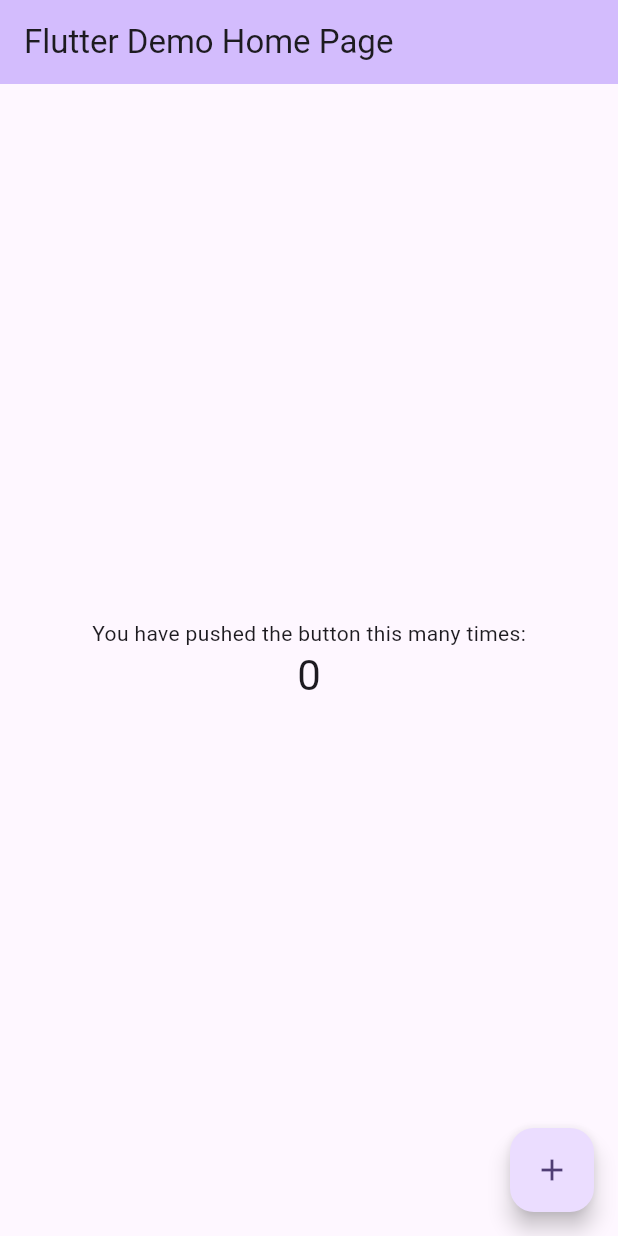
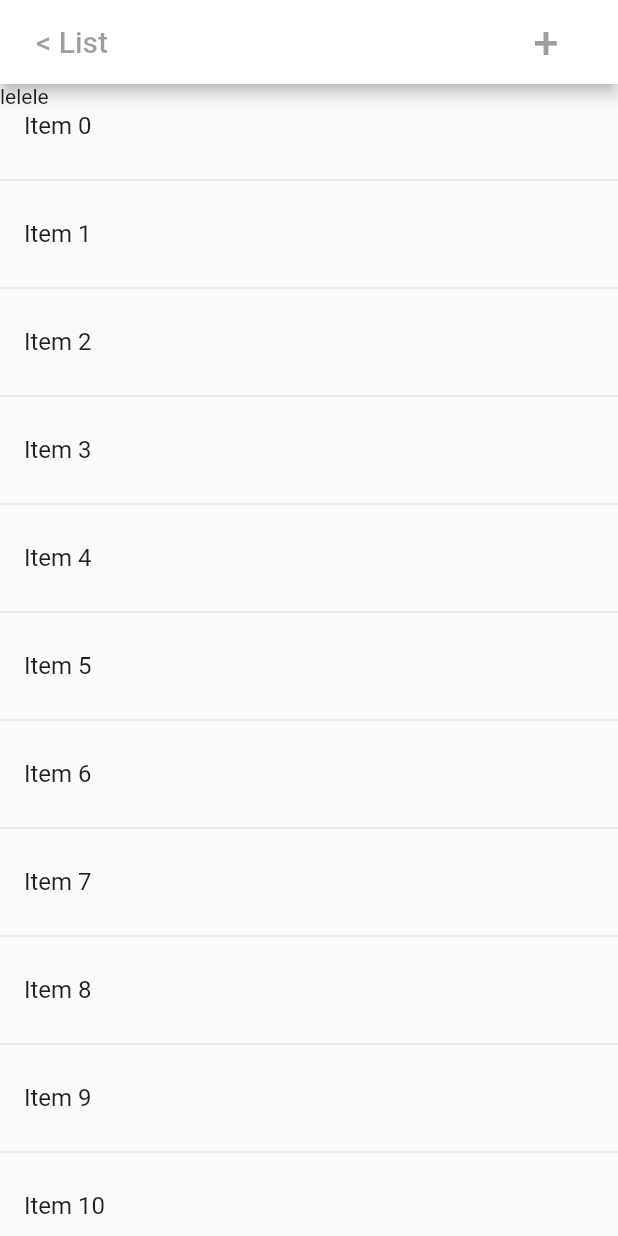
Before and after one commit to Yqzi/Contacts, a Flutter app: the screen it shows after launch, on a phone screen of 412 x 824 dp. Run offline on Flutter 3.47's test engine with Material 2 defaults, Android fonts, the phone set to English and light mode, and no system bars.

Commit message:
Use stack for new screen

```diff
--- a/lib/main.dart
+++ b/lib/main.dart
@@ -1,125 +1,64 @@
 import 'package:flutter/material.dart';
 
 void main() {
-  runApp(const MyApp());
+  runApp(const Contacts());
 }
 
-class MyApp extends StatelessWidget {
-  const MyApp({super.key});
+class Contacts extends StatefulWidget {
+  const Contacts({super.key});
 
-  // This widget is the root of your application.
+  @override
+  State<Contacts> createState() => _ContactsState();
+}
+
+class _ContactsState extends State<Contacts> {
   @override
   Widget build(BuildContext context) {
     return MaterialApp(
-      title: 'Flutter Demo',
-      theme: ThemeData(
-        // This is the theme of your application.
-        //
-        // TRY THIS: Try running your application with "flutter run". You'll see
-        // the application has a blue toolbar. Then, without quitting the app,
-        // try changing the seedColor in the colorScheme below to Colors.green
-        // and then invoke "hot reload" (save your changes or press the "hot
-        // reload" button in a Flutter-supported IDE, or press "r" if you used
-        // the command line to start the app).
-        //
-        // Notice that the counter didn't reset back to zero; the application
-        // state is not lost during the reload. To reset the state, use hot
-        // restart instead.
-        //
-        // This works for code too, not just values: Most code changes can be
-        // tested with just a hot reload.
-        colorScheme: ColorScheme.fromSeed(seedColor: Colors.deepPurple),
-        useMaterial3: true,
+      home: Scaffold(
+        appBar: AppBar(
+          backgroundColor: Colors.white,
+          title: Row(
+            mainAxisAlignment: MainAxisAlignment.spaceBetween,
+            children: <Widget>[
+              TextButton(
+                onPressed: null,
+                child: const Text(
+                  '< List',
+                  style: TextStyle(fontSize: 20),
                 ),
-      home: const MyHomePage(title: 'Flutter Demo Home Page'),
-    );
-  }
-}
-
-class MyHomePage extends StatefulWidget {
-  const MyHomePage({super.key, required this.title});
-
-  // This widget is the home page of your application. It is stateful, meaning
-  // that it has a State object (defined below) that contains fields that affect
-  // how it looks.
-
-  // This class is the configuration for the state. It holds the values (in this
-  // case the title) provided by the parent (in this case the App widget) and
-  // used by the build method of the State. Fields in a Widget subclass are
-  // always marked "final".
-
-  final String title;
-
-  @override
-  State<MyHomePage> createState() => _MyHomePageState();
-}
-
-class _MyHomePageState extends State<MyHomePage> {
-  int _counter = 0;
-
-  void _incrementCounter() {
-    setState(() {
-      // This call to setState tells the Flutter framework that something has
-      // changed in this State, which causes it to rerun the build method below
-      // so that the display can reflect the updated values. If we changed
-      // _counter without calling setState(), then the build method would not be
-      // called again, and so nothing would appear to happen.
-      _counter++;
-    });
-  }
-
-  @override
-  Widget build(BuildContext context) {
-    // This method is rerun every time setState is called, for instance as done
-    // by the _incrementCounter method above.
-    //
-    // The Flutter framework has been optimized to make rerunning build methods
-    // fast, so that you can just rebuild anything that needs updating rather
-    // than having to individually change instances of widgets.
-    return Scaffold(
-      appBar: AppBar(
-        // TRY THIS: Try changing the color here to a specific color (to
-        // Colors.amber, perhaps?) and trigger a hot reload to see the AppBar
-        // change color while the other colors stay the same.
-        backgroundColor: Theme.of(context).colorScheme.inversePrimary,
-        // Here we take the value from the MyHomePage object that was created by
-        // the App.build method, and use it to set our appbar title.
-        title: Text(widget.title),
               ),
-      body: Center(
-        // Center is a layout widget. It takes a single child and positions it
-        // in the middle of the parent.
-        child: Column(
-          // Column is also a layout widget. It takes a list of children and
-          // arranges them vertically. By default, it sizes itself to fit its
-          // children horizontally, and tries to be as tall as its parent.
-          //
-          // Column has various properties to control how it sizes itself and
-          // how it positions its children. Here we use mainAxisAlignment to
-          // center the children vertically; the main axis here is the vertical
-          // axis because Columns are vertical (the cross axis would be
-          // horizontal).
-          //
-          // TRY THIS: Invoke "debug painting" (choose the "Toggle Debug Paint"
-          // action in the IDE, or press "p" in the console), to see the
-          // wireframe for each widget.
-          mainAxisAlignment: MainAxisAlignment.center,
-          children: <Widget>[
-            const Text(
-              'You have pushed the button this many times:',
+              TextButton(
+                onPressed: null,
+                child: const Text(
+                  '+',
+                  style: TextStyle(fontSize: 30),
                 ),
-            Text(
-              '$_counter',
-              style: Theme.of(context).textTheme.headlineMedium,
               ),
             ],
           ),
         ),
-      floatingActionButton: FloatingActionButton(
-        onPressed: _incrementCounter,
-        tooltip: 'Increment',
-        child: const Icon(Icons.add),
-      ), // This trailing comma makes auto-formatting nicer for build methods.
+        body: Stack(
+          children: [
+            Container(
+              child: ListView.separated(
+                itemCount: 25,
+                itemBuilder: (BuildContext context, int index) {
+                  return ListTile(
+                    title: Text('Item $index'),
+                  );
+                },
+                separatorBuilder: (BuildContext context, int index) {
+                  return Divider();
+                },
+              ),
+            ),
+            Container(
+              child: Text('lelele'),
+            )
+          ],
+        ),
+      ),
     );
   }
 }
--- /dev/null
+++ b/lib/test.dart
@@ -0,0 +1,29 @@
+import 'package:flutter/material.dart';
+
+void main() {
+  runApp(MaterialApp(
+    home: HomePage(),
+  ));
+}
+
+class HomePage extends StatelessWidget {
+  const HomePage({super.key});
+
+  @override
+  Widget build(BuildContext context) {
+    return Scaffold(
+      appBar: AppBar(
+        title: const Text('DraggableScrollableSheet'),
+      ),
+      body: SizedBox.expand(
+        child: DraggableScrollableSheet(
+          builder: (BuildContext context, ScrollController scrollController) {
+            return Container(
+              color: Colors.blue[100],
+            );
+          },
+        ),
+      ),
+    );
+  }
+}
```
Lines whose indentation alone changed are shown as unchanged.
